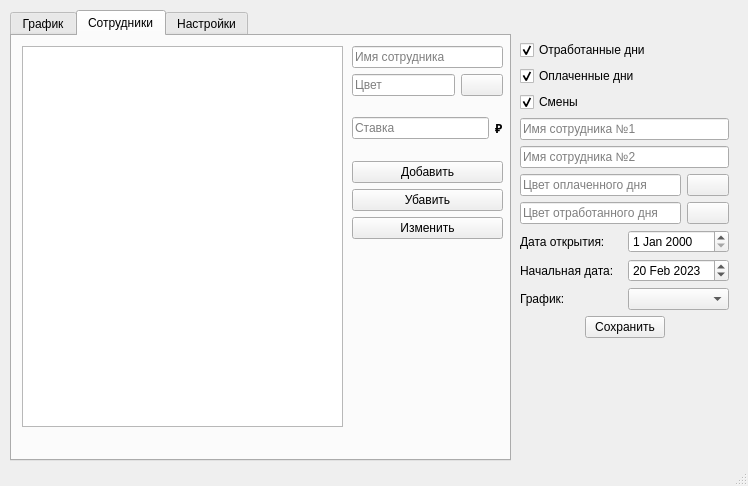
Above: mainwindow.ui from The-Zealot/WBScheduleManager before the change. Below: the same form after it.
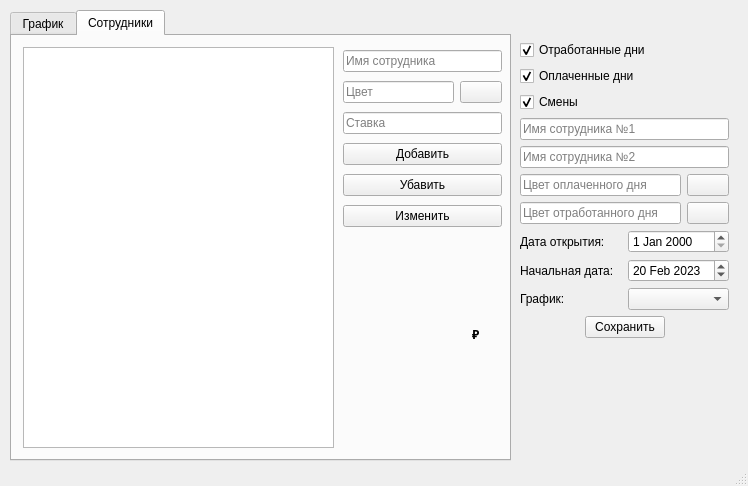
That is the form after the change. Custom widgets are drawn as their Qt base class.

Diff of the .ui file:
```diff
--- a/mainwindow.ui
+++ b/mainwindow.ui
@@ -308,43 +308,45 @@
      <widget class="QTableView" name="tableView">
       <property name="geometry">
        <rect>
-        <x>10</x>
-        <y>10</y>
-        <width>321</width>
-        <height>381</height>
+        <x>11</x>
+        <y>11</y>
+        <width>311</width>
+        <height>401</height>
        </rect>
       </property>
      </widget>
-     <widget class="QWidget" name="layoutWidget">
+     <widget class="QLabel" name="label_2">
       <property name="geometry">
        <rect>
-        <x>340</x>
-        <y>10</y>
-        <width>151</width>
-        <height>193</height>
+        <x>460</x>
+        <y>290</y>
+        <width>16</width>
+        <height>16</height>
        </rect>
       </property>
-      <layout class="QVBoxLayout" name="verticalLayout_4">
-       <item>
-        <layout class="QVBoxLayout" name="verticalLayout_2">
-         <item>
-          <widget class="QLineEdit" name="editEmployeeName">
-           <property name="placeholderText">
-            <string>Имя сотрудника</string>
-           </property>
-          </widget>
-         </item>
-         <item>
-          <layout class="QHBoxLayout" name="horizontalLayout">
-           <item>
+      <property name="text">
+       <string>&lt;html&gt;&lt;head/&gt;&lt;body&gt;&lt;p&gt;&lt;span style=&quot; font-weight:600;&quot;&gt;₽&lt;/span&gt;&lt;/p&gt;&lt;/body&gt;&lt;/html&gt;</string>
+      </property>
+     </widget>
+     <widget class="QWidget" name="">
+      <property name="geometry">
+       <rect>
+        <x>331</x>
+        <y>11</y>
+        <width>159</width>
+        <height>185</height>
+       </rect>
+      </property>
+      <layout class="QGridLayout" name="gridLayout">
+       <item row="1" column="0">
             <widget class="QLineEdit" name="editHex">
              <property name="placeholderText">
               <string>Цвет</string>
              </property>
             </widget>
            </item>
-           <item>
-            <widget class="QPushButton" name="widgetColor_2">
+       <item row="1" column="1">
+        <widget class="ColorWidget" name="colorWidget">
              <property name="sizePolicy">
               <sizepolicy hsizetype="Preferred" vsizetype="Fixed">
                <horstretch>0</horstretch>
@@ -362,45 +364,41 @@
              </property>
             </widget>
            </item>
-          </layout>
-         </item>
-         <item>
-          <layout class="QHBoxLayout" name="horizontalLayout_3">
-           <item>
+       <item row="0" column="0" colspan="2">
+        <widget class="QLineEdit" name="editEmployeeName">
+         <property name="placeholderText">
+          <string>Имя сотрудника</string>
+         </property>
+        </widget>
+       </item>
+       <item row="2" column="0" colspan="2">
             <widget class="QLineEdit" name="editSalary">
+         <property name="sizePolicy">
+          <sizepolicy hsizetype="Expanding" vsizetype="Fixed">
+           <horstretch>0</horstretch>
+           <verstretch>0</verstretch>
+          </sizepolicy>
+         </property>
              <property name="placeholderText">
               <string>Ставка</string>
              </property>
             </widget>
            </item>
-           <item>
-            <widget class="QLabel" name="label_2">
-             <property name="text">
-              <string>&lt;html&gt;&lt;head/&gt;&lt;body&gt;&lt;p&gt;&lt;span style=&quot; font-weight:600;&quot;&gt;₽&lt;/span&gt;&lt;/p&gt;&lt;/body&gt;&lt;/html&gt;</string>
-             </property>
-            </widget>
-           </item>
-          </layout>
-         </item>
-        </layout>
-       </item>
-       <item>
-        <layout class="QVBoxLayout" name="verticalLayout">
-         <item>
+       <item row="3" column="0" colspan="2">
           <widget class="QPushButton" name="buttonAdd">
            <property name="text">
             <string>Добавить</string>
            </property>
           </widget>
          </item>
-         <item>
+       <item row="4" column="0" colspan="2">
           <widget class="QPushButton" name="buttonRemove">
            <property name="text">
             <string>Убавить</string>
            </property>
           </widget>
          </item>
-         <item>
+       <item row="5" column="0" colspan="2">
           <widget class="QPushButton" name="buttonEdit">
            <property name="text">
             <string>Изменить</string>
@@ -408,15 +406,8 @@
           </widget>
          </item>
         </layout>
-       </item>
-      </layout>
      </widget>
     </widget>
-    <widget class="QWidget" name="tab_3">
-     <attribute name="title">
-      <string>Настройки</string>
-     </attribute>
-    </widget>
    </widget>
    <widget class="QWidget" name="layoutWidget">
     <property name="geometry">
@@ -655,6 +646,13 @@
   </widget>
   <widget class="QStatusBar" name="statusBar"/>
  </widget>
+ <customwidgets>
+  <customwidget>
+   <class>ColorWidget</class>
+   <extends>QPushButton</extends>
+   <header>colorwidget.h</header>
+  </customwidget>
+ </customwidgets>
  <tabstops>
   <tabstop>tabWidget</tabstop>
   <tabstop>calendarWidget</tabstop>
```
Left out of the diff: 2 changed lines with no effect on the pictures. Lines whose indentation alone changed are shown as unchanged.
